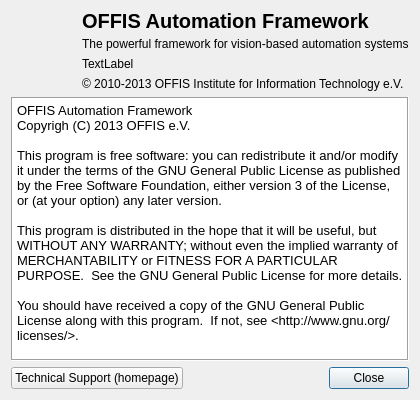
Qt form modules/frontend/projects/AmirFrontend/src/AboutScreen.ui (OFFIS-Automation/Framework) before a commit.
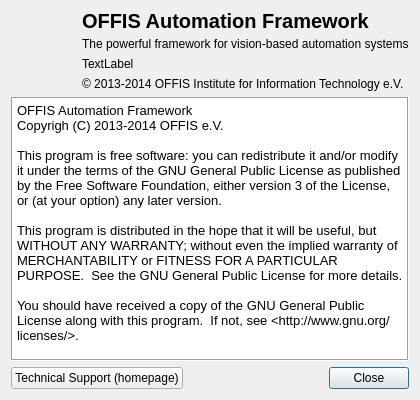
The same form after that commit. Icons and pictures are not drawn.

```diff
--- a/modules/frontend/projects/AmirFrontend/src/AboutScreen.ui
+++ b/modules/frontend/projects/AmirFrontend/src/AboutScreen.ui
@@ -98,7 +98,7 @@
           </size>
          </property>
          <property name="text">
-          <string>© 2010-2013 OFFIS Institute for Information Technology e.V.</string>
+          <string>© 2013-2014 OFFIS Institute for Information Technology e.V.</string>
          </property>
         </widget>
        </item>
@@ -129,7 +129,7 @@
 p, li { white-space: pre-wrap; }
 &lt;/style&gt;&lt;/head&gt;&lt;body style=&quot; font-family:'MS Shell Dlg 2'; font-size:8.25pt; font-weight:400; font-style:normal;&quot;&gt;
 &lt;p style=&quot; margin-top:0px; margin-bottom:0px; margin-left:0px; margin-right:0px; -qt-block-indent:0; text-indent:0px;&quot;&gt;&lt;span style=&quot; font-size:10pt;&quot;&gt;OFFIS Automation Framework&lt;/span&gt;&lt;/p&gt;
-&lt;p style=&quot; margin-top:0px; margin-bottom:0px; margin-left:0px; margin-right:0px; -qt-block-indent:0; text-indent:0px;&quot;&gt;&lt;span style=&quot; font-size:10pt;&quot;&gt;Copyrigh (C) 2013 OFFIS e.V.&lt;/span&gt;&lt;/p&gt;
+&lt;p style=&quot; margin-top:0px; margin-bottom:0px; margin-left:0px; margin-right:0px; -qt-block-indent:0; text-indent:0px;&quot;&gt;&lt;span style=&quot; font-size:10pt;&quot;&gt;Copyrigh (C) 2013-2014 OFFIS e.V.&lt;/span&gt;&lt;/p&gt;
 &lt;p style=&quot;-qt-paragraph-type:empty; margin-top:0px; margin-bottom:0px; margin-left:0px; margin-right:0px; -qt-block-indent:0; text-indent:0px; font-size:10pt;&quot;&gt;&lt;br /&gt;&lt;/p&gt;
 &lt;p style=&quot; margin-top:0px; margin-bottom:0px; margin-left:0px; margin-right:0px; -qt-block-indent:0; text-indent:0px;&quot;&gt;&lt;span style=&quot; font-size:10pt;&quot;&gt;This program is free software: you can redistribute it and/or modify it under the terms of the GNU General Public License as published by the Free Software Foundation, either version 3 of the License, or (at your option) any later version.&lt;/span&gt;&lt;/p&gt;
 &lt;p style=&quot;-qt-paragraph-type:empty; margin-top:0px; margin-bottom:0px; margin-left:0px; margin-right:0px; -qt-block-indent:0; text-indent:0px; font-size:10pt;&quot;&gt;&lt;br /&gt;&lt;/p&gt;
```
